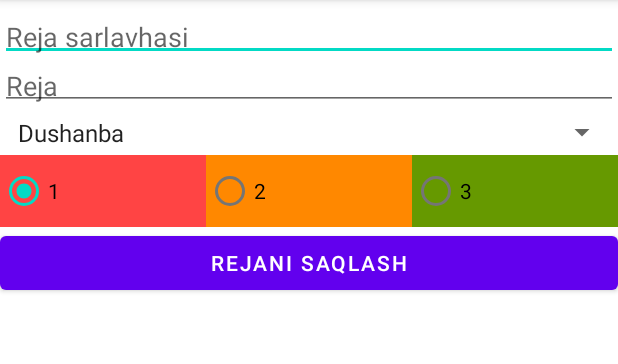
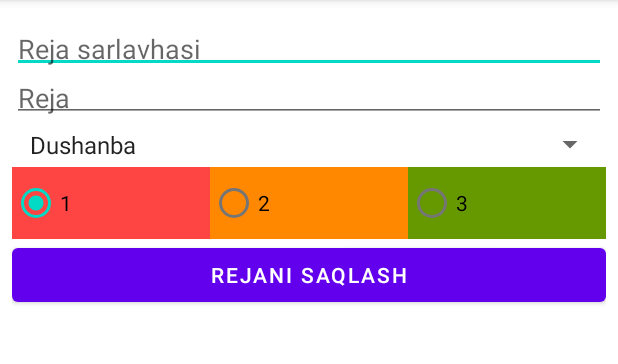
Before and after one commit to baxramov21/Notes, an Android app: the CreateNoteActivity screen opened directly, with no data from a screen before it, on a phone screen of 412 x 824 dp, the part 84-448 px from its top. Run offline under Robolectric (Android 15) with nearby library versions, the phone set to English and light mode, and no system bars; our stand-ins replace Room's generated code.

Commit message:
Version 1.3

```diff
--- a/app/build.gradle
+++ b/app/build.gradle
@@ -28,14 +28,13 @@ android {
 }
 
 dependencies {
-
     implementation 'androidx.appcompat:appcompat:1.4.1'
     implementation 'com.google.android.material:material:1.5.0'
     implementation 'androidx.constraintlayout:constraintlayout:2.1.3'
+    implementation 'com.android.support:support-annotations:28.0.0'
     testImplementation 'junit:junit:4.13.2'
     androidTestImplementation 'androidx.test.ext:junit:1.1.3'
     androidTestImplementation 'androidx.test.espresso:espresso-core:3.4.0'
-
 
     // Room components
     implementation 'android.arch.persistence.room:runtime:1.1.1'
--- a/app/src/main/res/layout/activity_create_note.xml
+++ b/app/src/main/res/layout/activity_create_note.xml
@@ -4,6 +4,7 @@
     xmlns:tools="http://schemas.android.com/tools"
     android:layout_width="match_parent"
     android:layout_height="match_parent"
+    android:padding="8dp"
     tools:context=".CreateNoteActivity">
 
     <EditText
```
